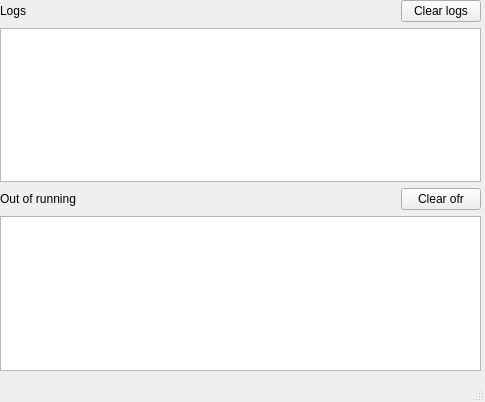
Above: ic_watcher_info.ui from vitaliibalakin/ic_watcher before the change. Below: the same form after it.
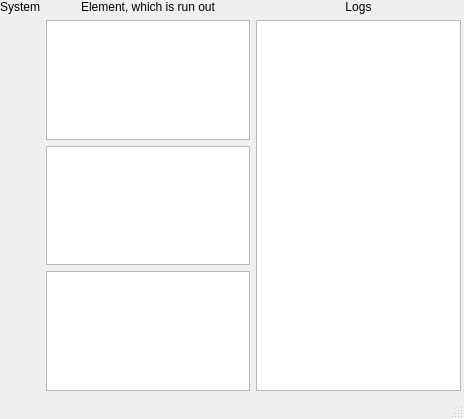
That is the form after the change.

What changed in the file:
```diff
--- a/ic_watcher_info.ui
+++ b/ic_watcher_info.ui
@@ -6,8 +6,8 @@
    <rect>
     <x>0</x>
     <y>0</y>
-    <width>485</width>
-    <height>402</height>
+    <width>464</width>
+    <height>419</height>
    </rect>
   </property>
   <property name="windowTitle">
@@ -19,22 +19,38 @@
      <rect>
       <x>0</x>
       <y>0</y>
-      <width>481</width>
-      <height>371</height>
+      <width>461</width>
+      <height>391</height>
      </rect>
     </property>
-    <layout class="QFormLayout" name="formLayout">
-     <property name="fieldGrowthPolicy">
-      <enum>QFormLayout::AllNonFixedFieldsGrow</enum>
-     </property>
-     <item row="0" column="0">
+    <layout class="QGridLayout" name="gridLayout">
+     <item row="2" column="1">
+      <widget class="QTextEdit" name="textEdit_3"/>
+     </item>
+     <item row="0" column="1">
+      <widget class="QLabel" name="label">
+       <property name="text">
+        <string>Element, which is run out</string>
+       </property>
+       <property name="alignment">
+        <set>Qt::AlignCenter</set>
+       </property>
+      </widget>
+     </item>
+     <item row="3" column="1">
+      <widget class="QTextEdit" name="textEdit_2"/>
+     </item>
+     <item row="0" column="2">
       <widget class="QLabel" name="label_3">
        <property name="text">
         <string>Logs</string>
        </property>
+       <property name="alignment">
+        <set>Qt::AlignCenter</set>
+       </property>
       </widget>
      </item>
-     <item row="1" column="0" colspan="2">
+     <item row="1" column="2" rowspan="3">
       <widget class="QTextEdit" name="log_text">
        <property name="horizontalScrollBarPolicy">
         <enum>Qt::ScrollBarAlwaysOff</enum>
@@ -44,74 +60,16 @@
        </property>
       </widget>
      </item>
-     <item row="2" column="0">
-      <widget class="QLabel" name="label_4">
+     <item row="1" column="1">
+      <widget class="QTextEdit" name="ofr_text"/>
+     </item>
+     <item row="0" column="0">
+      <widget class="QLabel" name="label_2">
        <property name="text">
-        <string>Out of running</string>
+        <string>System</string>
        </property>
       </widget>
      </item>
-     <item row="3" column="0" colspan="2">
-      <widget class="QTextEdit" name="ofr_text">
-       <property name="layoutDirection">
-        <enum>Qt::LeftToRight</enum>
-       </property>
-       <property name="autoFormatting">
-        <set>QTextEdit::AutoBulletList</set>
-       </property>
-       <property name="readOnly">
-        <bool>true</bool>
-       </property>
-      </widget>
-     </item>
-     <item row="2" column="1">
-      <layout class="QHBoxLayout" name="horizontalLayout">
-       <item>
-        <spacer name="horizontalSpacer">
-         <property name="orientation">
-          <enum>Qt::Horizontal</enum>
-         </property>
-         <property name="sizeHint" stdset="0">
-          <size>
-           <width>38</width>
-           <height>13</height>
-          </size>
-         </property>
-        </spacer>
-       </item>
-       <item>
-        <widget class="QPushButton" name="btn_clr_ofr">
-         <property name="text">
-          <string>Clear ofr</string>
-         </property>
-        </widget>
-       </item>
-      </layout>
-     </item>
-     <item row="0" column="1">
-      <layout class="QHBoxLayout" name="horizontalLayout_2">
-       <item>
-        <spacer name="horizontalSpacer_2">
-         <property name="orientation">
-          <enum>Qt::Horizontal</enum>
-         </property>
-         <property name="sizeHint" stdset="0">
-          <size>
-           <width>40</width>
-           <height>20</height>
-          </size>
-         </property>
-        </spacer>
-       </item>
-       <item>
-        <widget class="QPushButton" name="btn_clr_logs">
-         <property name="text">
-          <string>Clear logs</string>
-         </property>
-        </widget>
-       </item>
-      </layout>
-     </item>
     </layout>
    </widget>
   </widget>
```
Left out of the diff: 2 changed lines with no effect on the pictures.
